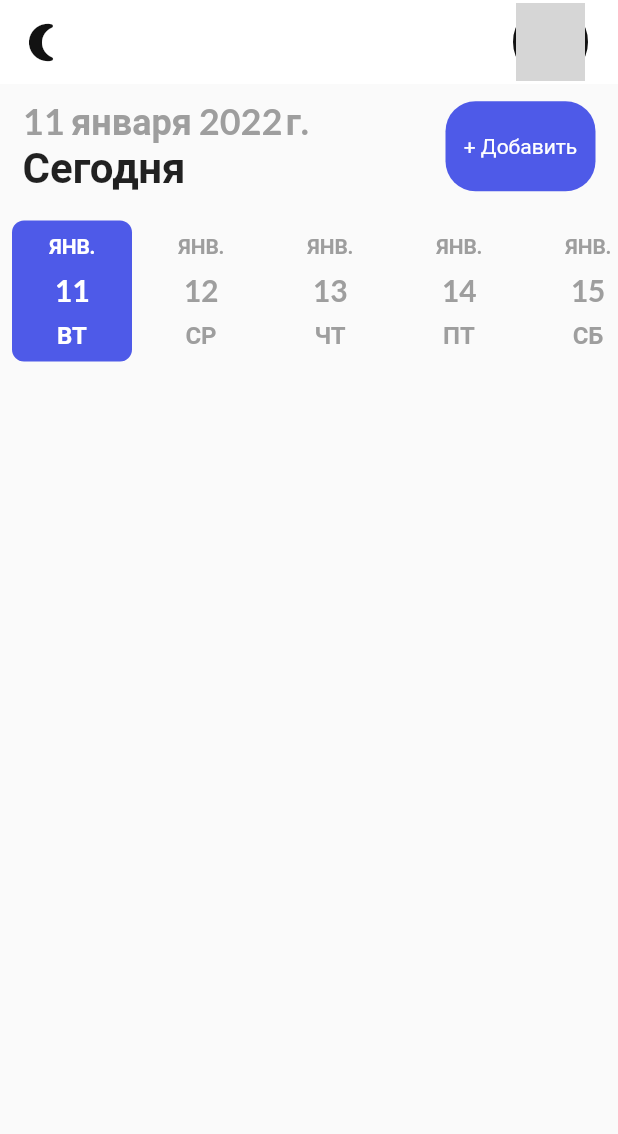
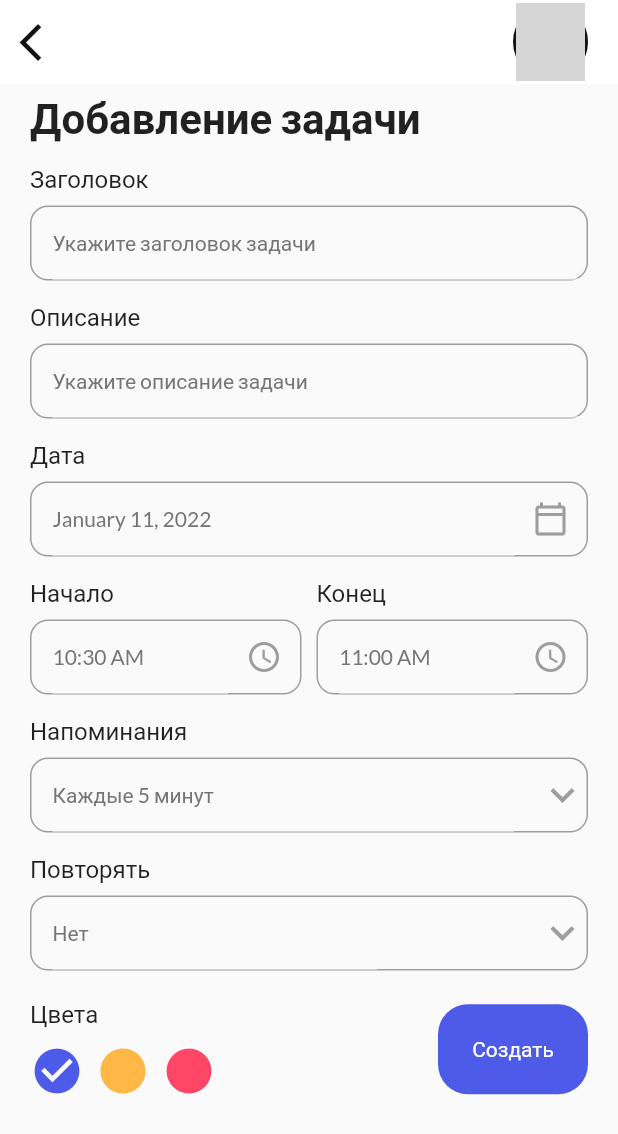
Before and after one commit to Rybchits/smart_todo_list, a Flutter app: the screen it shows after launch, after a tap on "+ Добавить", on a phone screen of 412 x 824 dp. Shown: the top 1134 px of the screen. Run offline on Flutter 3.47's test engine with Material 2 defaults, Android fonts, the phone set to English and light mode, and no system bars; drawn by our look-alikes of date_picker_timeline; our stand-ins replace flutter_local_notifications, get, get_storage, google_fonts, timezone; grey boxes are pictures that could not be loaded.

Commit message:
[feat] added and implemented add task page

```diff
--- /dev/null
+++ b/lib/entities/repeat_enum.dart
@@ -0,0 +1,21 @@
+enum RepeatEnum {
+  none,
+  daily,
+  weekly,
+  monthly
+}
+
+extension RepeatEnumExtension on RepeatEnum {
+  String get string{
+    switch (this) {
+      case RepeatEnum.daily:
+        return 'Каждый день';
+      case RepeatEnum.monthly:
+        return 'Каждый месяц';
+      case RepeatEnum.weekly:
+        return 'Каждую неделю';
+      default:
+        return 'Нет';
+    }
+  }
+}
--- /dev/null
+++ b/lib/ui/add_task_page.dart
@@ -0,0 +1,255 @@
+import 'package:flutter/material.dart';
+import 'package:get/get.dart';
+import 'package:intl/intl.dart';
+import 'package:smart_todo_list/entities/repeat_enum.dart';
+import 'package:smart_todo_list/ui/theme.dart';
+import 'package:smart_todo_list/ui/widgets/button.dart';
+import 'package:smart_todo_list/ui/widgets/input_field.dart';
+
+class AddTaskPage extends StatefulWidget {
+  const AddTaskPage({Key? key}) : super(key: key);
+
+  @override
+  _AddTaskPageState createState() => _AddTaskPageState();
+}
+
+class _AddTaskPageState extends State<AddTaskPage> {
+  final _titleController = TextEditingController();
+  final _noteController = TextEditingController();
+
+  DateTime _selectedDate = DateTime.now();
+  TimeOfDay _startTime = TimeOfDay.now();
+  TimeOfDay _endTime = TimeOfDay.fromDateTime(DateTime.now().add(const Duration(minutes: 30)));
+
+  int _selectedRemind = 5;
+  final List<int> remindList = [5, 10, 15, 20];
+
+  RepeatEnum _selectedRepeat = RepeatEnum.none;
+
+  int _indexSelectedColor = 0;
+  List<Color> availableColors = [bluishClr, yellowClr, pinkClr];
+
+
+  @override
+  void dispose() {
+    _titleController.dispose();
+    _noteController.dispose();
+    super.dispose();
+  }
+
+  @override
+  Widget build(BuildContext context) {
+    return GestureDetector(
+      onTap: () => FocusManager.instance.primaryFocus?.unfocus(),
+      child: Scaffold(
+        appBar: _appBar(),
+        body: Container(
+          padding: const EdgeInsets.symmetric(horizontal: 10, vertical: 5),
+          margin: const EdgeInsets.symmetric(horizontal: 10),
+          child: SingleChildScrollView(
+            child: Column(
+              crossAxisAlignment: CrossAxisAlignment.start,
+              children: [
+                Text('Добавление задачи', style: headingStyle),
+                CustomInputField(title: 'Заголовок', hint: 'Укажите заголовок задачи', controller: _titleController),
+                CustomInputField(title: 'Описание', hint: 'Укажите описание задачи', controller: _noteController),
+                CustomInputField(
+                  title: 'Дата',
+                  hint: DateFormat.yMMMMd().format(_selectedDate),
+                  widget: IconButton(
+                    icon: const Icon(Icons.calendar_today_outlined, color: Colors.grey),
+                    onPressed: () => _getDateFromUser().then((value) => setState((){ _selectedDate = value ?? _selectedDate; })),
+                  ),
+                ),
+                Row(children: [
+                  Expanded(
+                    child: CustomInputField(
+                      title: 'Начало',
+                      hint:
+                          DateFormat('hh:mm a').format(DateTime(0, 1, 1, _startTime.hour, _startTime.minute)).toString(),
+                      widget: IconButton(
+                        icon: const Icon(Icons.access_time_rounded, color: Colors.grey),
+                        onPressed: () => _getTimeFromUser().then((value) => setState(() {_startTime = value ?? _startTime;})),
+                      ),
+                    ),
+                  ),
+                  const SizedBox(width: 10),
+                  Expanded(
+                    child: CustomInputField(
+                      title: 'Конец',
+                      hint: DateFormat('hh:mm a').format(DateTime(0, 1, 1, _endTime.hour, _endTime.minute)).toString(),
+                      widget: IconButton(
+                        icon: const Icon(Icons.access_time_rounded, color: Colors.grey),
+                        onPressed: () => _getTimeFromUser().then((value) => setState(() {_endTime = value ?? _endTime;})),
+                        ),
+                      ),
+                    ),
+                ]),
+                CustomInputField(title: 'Напоминания', hint: 'Каждые $_selectedRemind минут',
+                  widget: DropdownButton(
+                    icon: const Icon( Icons.keyboard_arrow_down, color: Colors.grey ),
+                    iconSize: 32,
+                    elevation: 4,
+                    style: subTitleStyle,
+                    underline: Container(),
+                    onChanged: (int? value) {
+                      setState(() {
+                        _selectedRemind = value ?? _selectedRemind;
+                      });
+                    },
+                    items: remindList.map<DropdownMenuItem<int>>((int element) {
+                      return DropdownMenuItem<int>(
+                          value: element,
+                          child: Text(element.toString())
+                      );
+                    }).toList(),
+                  ),
+                ),
+                CustomInputField(title: 'Повторять', hint: _selectedRepeat.string,
+                  widget: DropdownButton(
+                    icon: const Icon( Icons.keyboard_arrow_down, color: Colors.grey ),
+                    iconSize: 32,
+                    elevation: 4,
+
+                    style: subTitleStyle,
+                    underline: Container(),
+                    onChanged: (RepeatEnum? value) {
+                      setState(() {
+                        _selectedRepeat = value ?? _selectedRepeat;
+                      });
+                    },
+                    items: RepeatEnum.values.map<DropdownMenuItem<RepeatEnum>>((RepeatEnum element) {
+                      return DropdownMenuItem<RepeatEnum>(
+                          value: element,
+                          child: Text(element.string)
+                      );
+                    }).toList(),
+                  ),
+                ),
+                Padding(
+                  padding: const EdgeInsets.symmetric(vertical: 20.0),
+                  child: Row(
+                    mainAxisAlignment: MainAxisAlignment.spaceBetween,
+                    children: [
+                      _colorPalette(),
+                      CustomButton(text: 'Создать', onTab: () => _createTask())
+                    ],
+                  ),
+                )
+              ],
+            ),
+          ),
+        ),
+      ),
+    );
+  }
+
+  _appBar() {
+    return AppBar(
+      backgroundColor: Theme.of(context).backgroundColor,
+      elevation: 0,
+      leading: GestureDetector(
+        onTap: () {
+          Get.back();
+        },
+        child: Icon(Icons.arrow_back_ios, size: 30, color: Get.isDarkMode ? white : darkGreyClr),
+      ),
+      actions: [
+        Container(
+          width: 50,
+          decoration: BoxDecoration(
+            shape: BoxShape.circle,
+            border: Border.all(
+              color: darkGreyClr,
+              width: 2,
+            ),
+          ),
+          child: const CircleAvatar(
+              backgroundImage: AssetImage('assets/images/default_user_image.png'),
+              backgroundColor: Colors.white,
+              radius: 22),
+        ),
+        const SizedBox(width: 20)
+      ],
+    );
+  }
+
+  Future<DateTime?> _getDateFromUser() async {
+    final currentDate = DateTime.now();
+
+    DateTime? _pickerDate = await showDatePicker(
+      context: context,
+      initialDate: currentDate,
+      firstDate: DateTime(currentDate.year - 7),
+      lastDate: DateTime(currentDate.year + 7),
+    );
+
+    return _pickerDate;
+  }
+
+  Future<TimeOfDay?> _getTimeFromUser() async {
+    TimeOfDay? _pickedTime = await showTimePicker(
+        context: context,
+        initialEntryMode: TimePickerEntryMode.input,
+        initialTime: const TimeOfDay(hour: 9, minute: 0));
+
+    return _pickedTime;
+  }
+
+  bool _validateCurrentTask(){
+
+    double timeOfDayToDouble(TimeOfDay myTime) => myTime.hour + myTime.minute/60.0;
+
+    if (timeOfDayToDouble(_startTime) >  timeOfDayToDouble(_endTime)){
+      Get.snackbar( 'Ошибка', 'Неверно указано время задачи!',
+        snackPosition: SnackPosition.TOP,
+        colorText: pinkClr,
+        icon: const Icon(Icons.warning_amber_rounded, size: 32, color: pinkClr)
+      );
+      return false;
+    }
+
+    if (_noteController.text.isEmpty || _titleController.text.isEmpty){
+      Get.snackbar( 'Ошибка', 'Все поля должны быть заполнены!',
+          snackPosition: SnackPosition.TOP,
+          colorText: pinkClr,
+          icon: const Icon(Icons.warning_amber_rounded, size: 32, color: pinkClr)
+      );
+      return false;
+    }
+
+    return true;
+  }
+
+  Future<void> _createTask() async{
+    if (_validateCurrentTask()) {
+      // Добавление в базу данных
+      Get.back();
+    }
+  }
+
+  _colorPalette() {
+    return Column(
+      crossAxisAlignment: CrossAxisAlignment.start,
+      children: [
+        Text('Цвета', style: titleStyle),
+        const SizedBox(height: 10),
+        Wrap(children: List<Widget>.generate(availableColors.length, (index) =>
+            GestureDetector(
+              onTap: () { setState(() {
+                _indexSelectedColor = index;
+              }); },
+              child: Padding(
+                padding: const EdgeInsets.only(right: 8.0),
+                child: Icon(
+                  _indexSelectedColor == index? Icons.check_circle : Icons.circle,
+                  size: 36,
+                  color: availableColors[index],
+                ),
+              ),
+            ))
+        )
+      ]
+    );
+  }
+}
--- a/lib/ui/home_page.dart
+++ b/lib/ui/home_page.dart
@@ -5,6 +5,7 @@ import 'package:google_fonts/google_fonts.dart';
 import 'package:intl/intl.dart';
 import 'package:smart_todo_list/services/notification_services.dart';
 import 'package:smart_todo_list/services/theme_services.dart';
+import 'package:smart_todo_list/ui/add_task_page.dart';
 import 'package:smart_todo_list/ui/theme.dart';
 import 'package:intl/date_symbol_data_local.dart';
 import 'package:smart_todo_list/ui/widgets/button.dart';
@@ -121,7 +122,7 @@ class _HomePageState extends State<HomePage> {
           Text(DateFormat.yMMMMd('ru').format(DateTime.now()), style: subHeadingStyle),
           Text('Сегодня', style: headingStyle)
         ]),
-        CustomButton(text: '+ Добавить', onTab: () => null),
+        CustomButton(text: '+ Добавить', onTab: () => Get.to(AddTaskPage())),
       ]),
     );
   }
```
